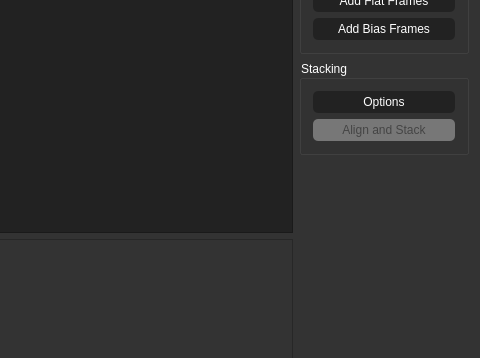
Above: src/ui/mainwindow.ui from BenJuan26/OpenSkyStacker before the change; both pictures show x 544 to 1024 and y 136 to 494 of the 1024 by 768 pixel window. Below: the same form after it.
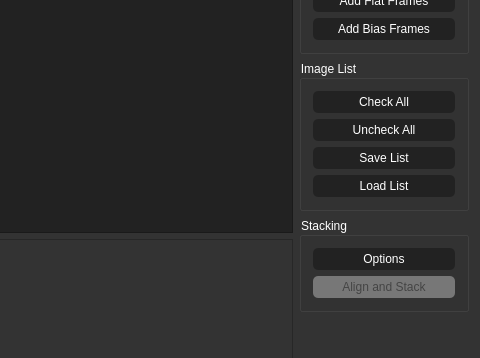
That is the form after the change. Custom widgets are drawn as their Qt base class.

Commit message: Add buttons for image list

What changed in the file:
```diff
--- a/src/ui/mainwindow.ui
+++ b/src/ui/mainwindow.ui
@@ -150,6 +150,64 @@
         </layout>
        </widget>
       </item>
+      <item>
+       <widget class="QGroupBox" name="groupBox_3">
+        <property name="styleSheet">
+         <string notr="true">QWidget {
+    color: white;
+}
+
+QPushButton {
+    color: white;
+    background-color: #222;
+    border-radius: 5px;
+    padding: 4px 12px;
+}
+
+QPushButton:hover {
+    background-color: #2d74da;
+}
+
+QPushButton:disabled {
+    color: #444;
+    background-color: #777;
+}</string>
+        </property>
+        <property name="title">
+         <string>Image List</string>
+        </property>
+        <layout class="QVBoxLayout" name="verticalLayout_4">
+         <item>
+          <widget class="QPushButton" name="buttonCheckAll">
+           <property name="text">
+            <string>Check All</string>
+           </property>
+          </widget>
+         </item>
+         <item>
+          <widget class="QPushButton" name="buttonUncheckAll">
+           <property name="text">
+            <string>Uncheck All</string>
+           </property>
+          </widget>
+         </item>
+         <item>
+          <widget class="QPushButton" name="buttonSaveList">
+           <property name="text">
+            <string>Save List</string>
+           </property>
+          </widget>
+         </item>
+         <item>
+          <widget class="QPushButton" name="buttonLoadList">
+           <property name="text">
+            <string>Load List</string>
+           </property>
+          </widget>
+         </item>
+        </layout>
+       </widget>
+      </item>
       <item>
        <widget class="QGroupBox" name="groupBox_2">
         <property name="sizePolicy">
```
The commit also changes 2 other files.
